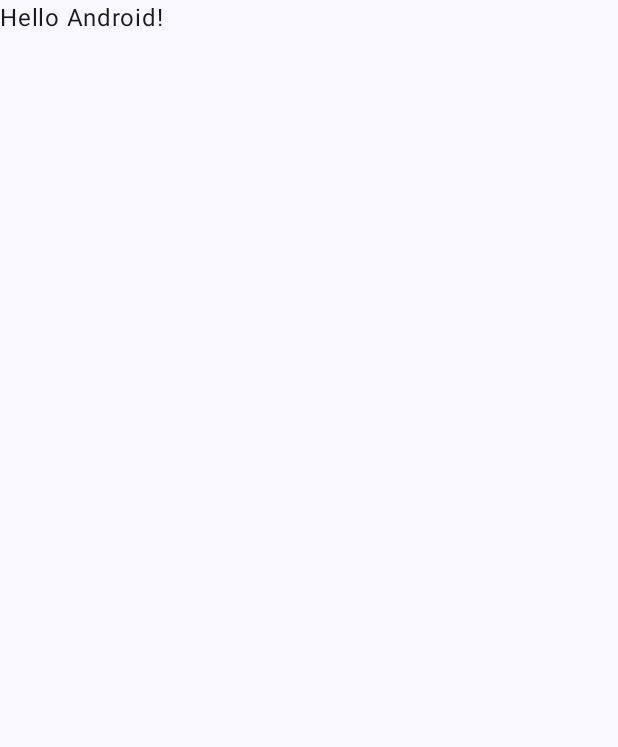
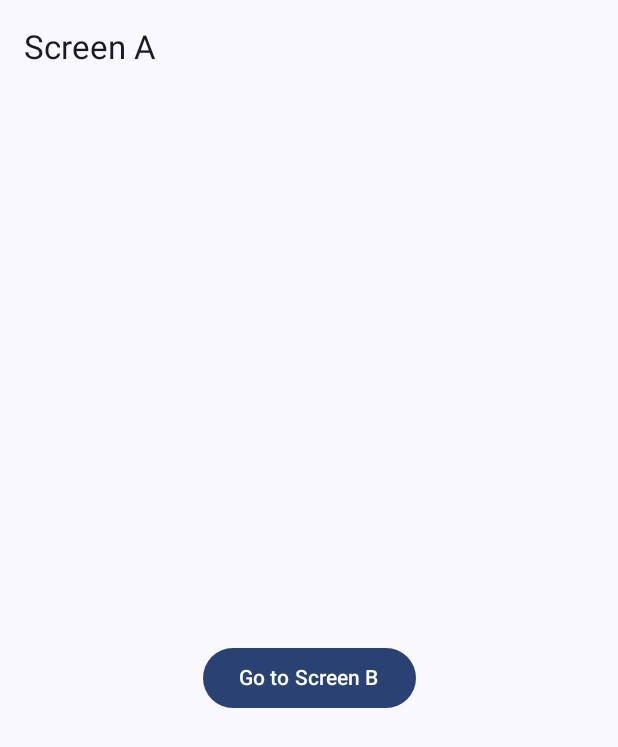
Before and after one commit to nazaburo/SharedKoinViewModelSample, an Android app built with Jetpack Compose: the screen it shows after launch (MainActivity), on a phone screen of 412 x 824 dp. Before the commit the part shown is almost empty. Shown: the top 747 px of the screen. Run offline under Robolectric (Android 15) with nearby library versions, the phone set to English and light mode, and no system bars.

Commit message:
Add basic navigation structure with two screens
- Add dependencies for Jetpack Navigation Compose and Kotlinx Serialization.
- Set up NavHost in `MainActivity` to navigate between Screen A and Screen B.
- Create serializable Screen objects to represent navigation destinations.
- Implement basic UI for ScreenA and ScreenB Composables.

```diff
--- a/app/build.gradle.kts
+++ b/app/build.gradle.kts
@@ -2,6 +2,7 @@ plugins {
     alias(libs.plugins.android.application)
     alias(libs.plugins.kotlin.android)
     alias(libs.plugins.kotlin.compose)
+    alias(libs.plugins.kotlin.serialization)
 }
 
 android {
@@ -48,6 +49,10 @@ dependencies {
     implementation(libs.androidx.compose.ui.tooling.preview)
     implementation(libs.androidx.compose.material3)
 
+    // Navigation
+    implementation(libs.androidx.navigation.compose)
+    implementation(libs.kotlinx.serialization.json)
+
     // Koin
     implementation(project.dependencies.platform(libs.koin.bom))
     implementation(libs.koin.android)
--- a/app/src/main/java/com/github/nazaburo/sharedkoinviewmodelsample/MainActivity.kt
+++ b/app/src/main/java/com/github/nazaburo/sharedkoinviewmodelsample/MainActivity.kt
@@ -5,12 +5,16 @@ import androidx.activity.ComponentActivity
 import androidx.activity.compose.setContent
 import androidx.activity.enableEdgeToEdge
 import androidx.compose.foundation.layout.fillMaxSize
-import androidx.compose.foundation.layout.padding
-import androidx.compose.material3.Scaffold
-import androidx.compose.material3.Text
-import androidx.compose.runtime.Composable
+import androidx.compose.material3.Surface
 import androidx.compose.ui.Modifier
-import androidx.compose.ui.tooling.preview.Preview
+import androidx.navigation.compose.NavHost
+import androidx.navigation.compose.composable
+import androidx.navigation.compose.rememberNavController
+import com.github.nazaburo.sharedkoinviewmodelsample.navigation.ScreenA
+import com.github.nazaburo.sharedkoinviewmodelsample.navigation.ScreenB
+import com.github.nazaburo.sharedkoinviewmodelsample.ui.screen.ScreenA
+import com.github.nazaburo.sharedkoinviewmodelsample.ui.screen.ScreenA as ScreenAComposable
+import com.github.nazaburo.sharedkoinviewmodelsample.ui.screen.ScreenB as ScreenBComposable
 import com.github.nazaburo.sharedkoinviewmodelsample.ui.theme.MyApplicationTheme
 
 class MainActivity : ComponentActivity() {
@@ -19,29 +23,31 @@ class MainActivity : ComponentActivity() {
         enableEdgeToEdge()
         setContent {
             MyApplicationTheme {
-                Scaffold(modifier = Modifier.fillMaxSize()) { innerPadding ->
-                    Greeting(
-                        name = "Android",
-                        modifier = Modifier.padding(innerPadding)
-                    )
+                Surface(modifier = Modifier.fillMaxSize()) {
+                    val navController = rememberNavController()
+
+                    NavHost(
+                        navController = navController,
+                        startDestination = ScreenA
+                    ) {
+                        composable<ScreenA> {
+                            ScreenAComposable(
+                                onNavigateToScreenB = {
+                                    navController.navigate(ScreenB)
+                                }
+                            )
+                        }
+
+                        composable<ScreenB> {
+                            ScreenBComposable(
+                                onNavigateBack = {
+                                    navController.popBackStack()
+                                }
+                            )
+                        }
+                    }
                 }
             }
         }
     }
 }
-
-@Composable
-fun Greeting(name: String, modifier: Modifier = Modifier) {
-    Text(
-        text = "Hello $name!",
-        modifier = modifier
-    )
-}
-
-@Preview(showBackground = true)
-@Composable
-fun GreetingPreview() {
-    MyApplicationTheme {
-        Greeting("Android")
-    }
-}
--- /dev/null
+++ b/app/src/main/java/com/github/nazaburo/sharedkoinviewmodelsample/navigation/Screen.kt
@@ -0,0 +1,9 @@
+package com.github.nazaburo.sharedkoinviewmodelsample.navigation
+
+import kotlinx.serialization.Serializable
+
+@Serializable
+object ScreenA
+
+@Serializable
+object ScreenB
--- /dev/null
+++ b/app/src/main/java/com/github/nazaburo/sharedkoinviewmodelsample/ui/screen/ScreenA.kt
@@ -0,0 +1,45 @@
+package com.github.nazaburo.sharedkoinviewmodelsample.ui.screen
+
+import androidx.compose.foundation.layout.Arrangement
+import androidx.compose.foundation.layout.Column
+import androidx.compose.foundation.layout.fillMaxSize
+import androidx.compose.foundation.layout.padding
+import androidx.compose.material3.Button
+import androidx.compose.material3.ExperimentalMaterial3Api
+import androidx.compose.material3.Scaffold
+import androidx.compose.material3.Text
+import androidx.compose.material3.TopAppBar
+import androidx.compose.runtime.Composable
+import androidx.compose.ui.Alignment
+import androidx.compose.ui.Modifier
+import androidx.compose.ui.unit.dp
+
+@OptIn(ExperimentalMaterial3Api::class)
+@Composable
+fun ScreenA(
+    onNavigateToScreenB: () -> Unit
+) {
+    Scaffold(
+        topBar = {
+            TopAppBar(
+                title = { Text("Screen A") }
+            )
+        }
+    ) { paddingValues ->
+        Column(
+            modifier = Modifier
+                .fillMaxSize()
+                .padding(paddingValues)
+                .padding(16.dp),
+            horizontalAlignment = Alignment.CenterHorizontally,
+            verticalArrangement = Arrangement.Center
+        ) {
+            Button(
+                onClick = onNavigateToScreenB,
+                modifier = Modifier.padding(top = 16.dp)
+            ) {
+                Text("Go to Screen B")
+            }
+        }
+    }
+}
--- a/gradle/libs.versions.toml
+++ b/gradle/libs.versions.toml
@@ -6,6 +6,7 @@ lifecycleRuntimeKtx = "2.9.4"
 activityCompose = "1.11.0"
 composeBom = "2025.10.00"
 koin-bom = "4.1.1"
+navigationCompose = "2.9.0"
 
 [libraries]
 androidx-core-ktx = { group = "androidx.core", name = "core-ktx", version.ref = "coreKtx" }
@@ -17,6 +18,8 @@ androidx-compose-ui-graphics = { group = "androidx.compose.ui", name = "ui-graph
 androidx-compose-ui-tooling = { group = "androidx.compose.ui", name = "ui-tooling" }
 androidx-compose-ui-tooling-preview = { group = "androidx.compose.ui", name = "ui-tooling-preview" }
 androidx-compose-material3 = { group = "androidx.compose.material3", name = "material3" }
+androidx-navigation-compose = { group = "androidx.navigation", name = "navigation-compose", version.ref = "navigationCompose" }
+kotlinx-serialization-json = { group = "org.jetbrains.kotlinx", name = "kotlinx-serialization-json", version = "1.7.3" }
 koin-bom = { module = "io.insert-koin:koin-bom", version.ref = "koin-bom" }
 koin-android = { module = "io.insert-koin:koin-android" }
 koin-compose = { module = "io.insert-koin:koin-compose" }
@@ -27,3 +30,4 @@ koin-compose-viewmodel-navigation = { module = "io.insert-koin:koin-compose-view
 android-application = { id = "com.android.application", version.ref = "agp" }
 kotlin-android = { id = "org.jetbrains.kotlin.android", version.ref = "kotlin" }
 kotlin-compose = { id = "org.jetbrains.kotlin.plugin.compose", version.ref = "kotlin" }
+kotlin-serialization = { id = "org.jetbrains.kotlin.plugin.serialization", version.ref = "kotlin" }
```
Also changed, not shown: app/src/main/java/com/github/nazaburo/sharedkoinviewmodelsample/ui/screen/ScreenB.kt (added, +45 -0 lines).
